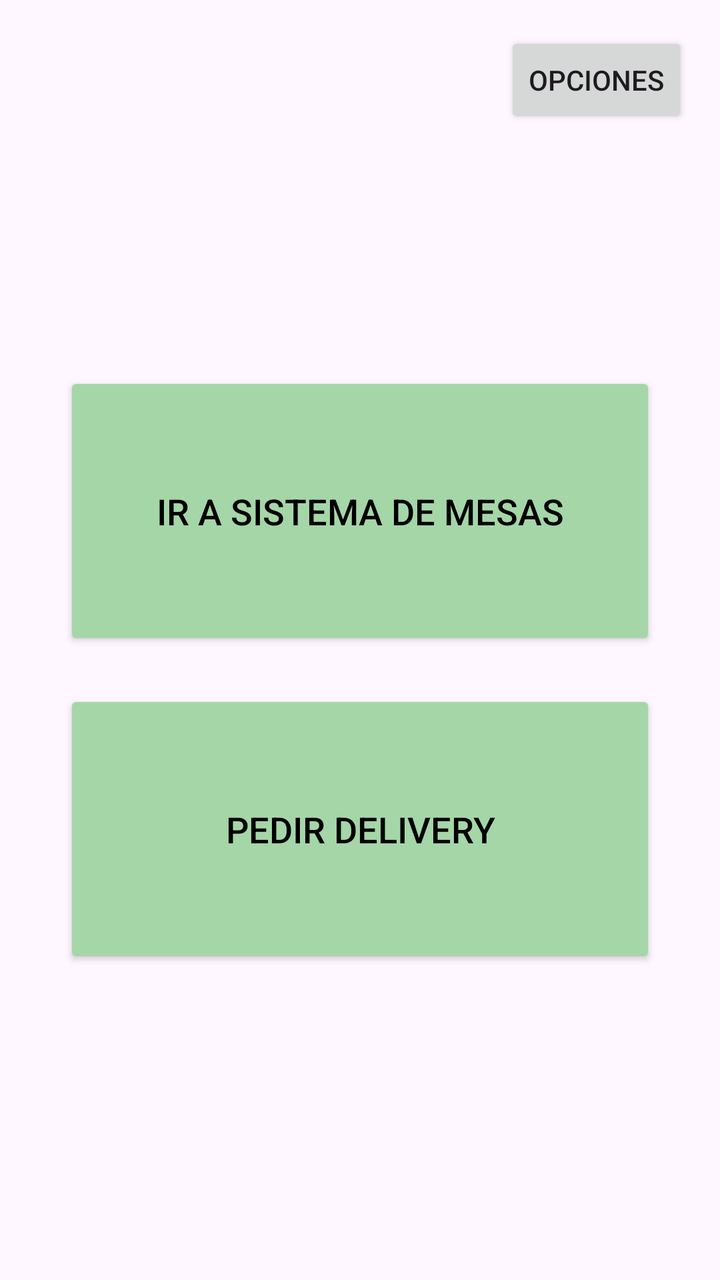
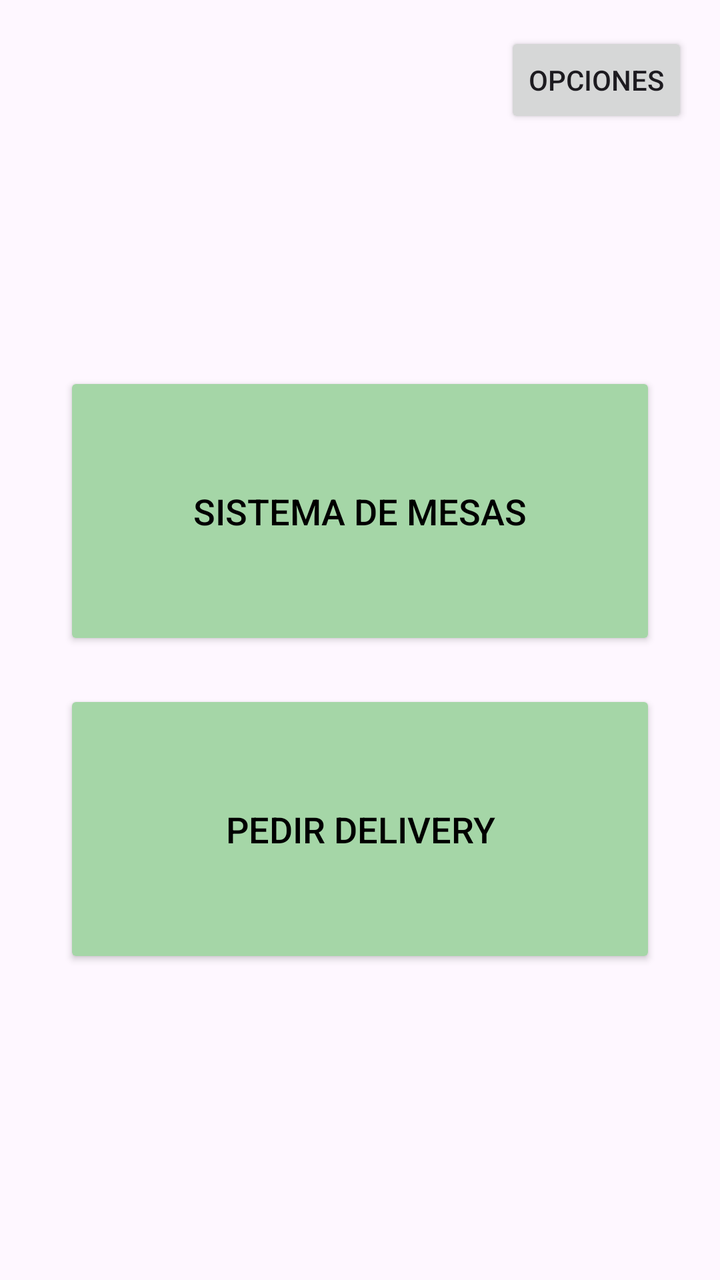

Before-and-after screenshots of an Android layout around one commit, followed by the original layout XML and the change that was made.
<!-- AndroidManifest.xml: application theme Theme.SistemaDeComandas -->
<!-- res/layout/activity_main.xml -->
<LinearLayout xmlns:android="http://schemas.android.com/apk/res/android"
    android:layout_width="match_parent"
    android:layout_height="match_parent"
    xmlns:app="http://schemas.android.com/apk/res-auto"
    android:orientation="vertical"
    android:padding="0dp"
    android:layout_marginTop="20dp">

    
    <Button
        android:id="@+id/btnAccion"
        android:layout_width="wrap_content"
        android:layout_height="wrap_content"
        android:layout_gravity="end"
        android:text="Opciones"
        android:layout_margin="16dp"
        app:layout_constraintTop_toTopOf="parent"
        app:layout_constraintEnd_toEndOf="parent"/>

    <LinearLayout
        android:layout_width="match_parent"
        android:layout_height="match_parent"
        android:gravity="center"
        android:orientation="vertical"
        android:padding="22dp"
        android:layout_marginBottom="50dp">
        <Button
            android:id="@+id/btn_iniciar"
            android:layout_width="match_parent"
            android:layout_height="139dp"
            android:layout_margin="10dp"
            android:text="Ir a sistema de mesas"
            android:textSize="18sp"
            app:cornerRadius="20dp"
            android:textColor="@android:color/black"
            android:backgroundTint="@color/lightGreen"/>

        <Button
            android:id="@+id/btnDelivery"
            android:layout_width="match_parent"
            android:layout_height="139dp"
            android:layout_margin="10dp"
            android:backgroundTint="@color/lightGreen"
            android:text="Pedir Delivery"
            android:textColor="@android:color/black"
            android:textSize="18sp"
            app:cornerRadius="20dp" />
    </LinearLayout>

</LinearLayout>
<!-- resources referenced by this layout -->
<resources>
  <color name="lightGreen">#A5D6A7</color>
  <style name="Theme.SistemaDeComandas" parent="Base.Theme.SistemaDeComandas" />
  <style name="Base.Theme.SistemaDeComandas" parent="Theme.Material3.DayNight.NoActionBar">
          
          
      </style>
</resources>

<!-- the commit's change to res/layout/activity_main.xml (unified diff, before → after) -->
@@ -29,7 +29,7 @@
             android:layout_width="match_parent"
             android:layout_height="139dp"
             android:layout_margin="10dp"
-            android:text="Ir a sistema de mesas"
+            android:text="Sistema de mesas"
             android:textSize="18sp"
             app:cornerRadius="20dp"
             android:textColor="@android:color/black"
@@ -41,7 +41,7 @@
             android:layout_height="139dp"
             android:layout_margin="10dp"
             android:backgroundTint="@color/lightGreen"
-            android:text="Pedir Delivery"
+            android:text="Pedir delivery"
             android:textColor="@android:color/black"
             android:textSize="18sp"
             app:cornerRadius="20dp" />
